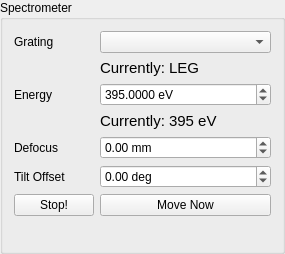
This is source/ui/REIXS/REIXSXESSpectrometerControlEditor.ui in acquaman/acquaman as Qt 5 draws it before an edit. The edited form follows.
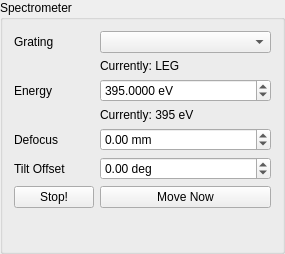
This is the edited form. Icons and pictures are not drawn.

Commit message: REIXS: Fixes font size in REIXSXESSpectrometerControlEditor.

What changed in the file:
```diff
--- a/source/ui/REIXS/REIXSXESSpectrometerControlEditor.ui
+++ b/source/ui/REIXS/REIXSXESSpectrometerControlEditor.ui
@@ -32,11 +32,6 @@
    </item>
    <item row="1" column="1">
     <widget class="QLabel" name="gratingFeedbackLabel">
-     <property name="font">
-      <font>
-       <pointsize>11</pointsize>
-      </font>
-     </property>
      <property name="text">
       <string>Currently: LEG</string>
      </property>
@@ -76,11 +71,6 @@
    </item>
    <item row="3" column="1">
     <widget class="QLabel" name="energyFeedbackLabel">
-     <property name="font">
-      <font>
-       <pointsize>11</pointsize>
-      </font>
-     </property>
      <property name="text">
       <string>Currently: 395 eV</string>
      </property>
```
Left out of the diff: 10 changed lines with no effect on the pictures. The commit also changes 1 other file.
